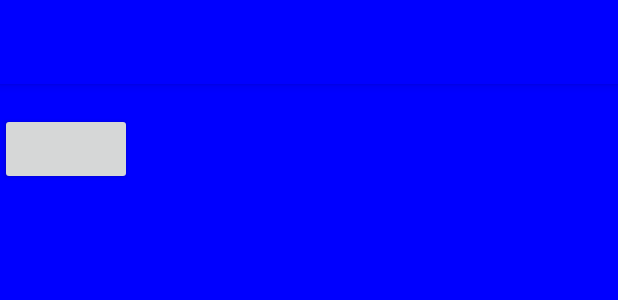
After one commit to chunmingcao/MyAndroidProjects, an Android app: the layout feedback_dialog.xml on its own in the app's theme, with its tools: preview values and no code run, on a phone screen of 412 x 824 dp. The commit adds this screen. Shown: the top 300 px of the screen. Run offline under Robolectric (Android 15) with nearby library versions, the phone set to English and light mode, and no system bars.

Commit message:
Submit Quiz

```diff
--- a/Quiz/app/build.gradle
+++ b/Quiz/app/build.gradle
@@ -6,7 +6,7 @@ android {
 
     defaultConfig {
         applicationId "com.caocm.android.quiz"
-        minSdkVersion 10
+        minSdkVersion 11
         targetSdkVersion 23
         versionCode 1
         versionName "1.0"
--- /dev/null
+++ b/Quiz/app/src/main/res/layout/feedback_dialog.xml
@@ -0,0 +1,11 @@
+<?xml version="1.0" encoding="utf-8"?>
+<LinearLayout xmlns:android="http://schemas.android.com/apk/res/android"
+    android:orientation="vertical" android:layout_width="match_parent"
+    android:layout_height="match_parent">
+<TextView
+    android:layout_width="match_parent"
+    android:layout_height="wrap_content" />
+<Button
+    android:layout_width="wrap_content"
+    android:layout_height="wrap_content" />
+</LinearLayout>
--- a/Quiz/app/src/main/res/values-v11/styles.xml
+++ b/Quiz/app/src/main/res/values-v11/styles.xml
@@ -3,6 +3,6 @@
     <!-- Base application theme. -->
     <style name="AppTheme" parent="android:Theme.Holo.Light">
         <!-- Customize your theme here. -->
-        <item name="android:background">#00FFFF</item>
+
     </style>
 </resources>
--- a/Quiz/app/src/main/res/values-v21/styles.xml
+++ b/Quiz/app/src/main/res/values-v21/styles.xml
@@ -3,5 +3,6 @@
     <!-- Base application theme. -->
     <style name="AppTheme" parent="android:Theme.Material.Light">
         <!-- Customize your theme here. -->
+        <item name="android:background">#0000FF</item>
     </style>
 </resources>
--- a/Quiz/app/src/main/res/values/styles.xml
+++ b/Quiz/app/src/main/res/values/styles.xml
@@ -2,6 +2,7 @@
 
     <!-- Base application theme. -->
     <style name="AppTheme" parent="Theme.AppCompat.Light.DarkActionBar">
+        <item name="android:background">#FF0000</item>
         <!-- Customize your theme here. -->
     </style>
 
```
Also changed, not shown: Quiz/app/src/main/java/com/caocm/android/quiz/FeedbackDialogFragment.java (added, +16 -0 lines), Quiz/app/src/main/java/com/caocm/android/quiz/MainActivity.java (+59 -1 lines), Quiz/app/src/main/java/com/caocm/android/quiz/Question.java (+24 -0 lines), Quiz/app/src/main/java/com/caocm/android/quiz/db/QuizDatabaseHelper.java (added, +27 -0 lines), Quiz/app/src/main/res/layout/activity_main.xml (+28 -4 lines), Quiz/app/src/main/res/drawable-hdpi/ic_launcher.png (added), Quiz/app/src/main/res/drawable-mdpi/ic_launcher.png (added), Quiz/app/src/main/res/drawable-xhdpi/ic_launcher.png (added), Quiz/app/src/main/res/drawable-xxhdpi/ic_launcher.png (added), Quiz/gradle/wrapper/gradle-wrapper.properties (added), 3 other files.
